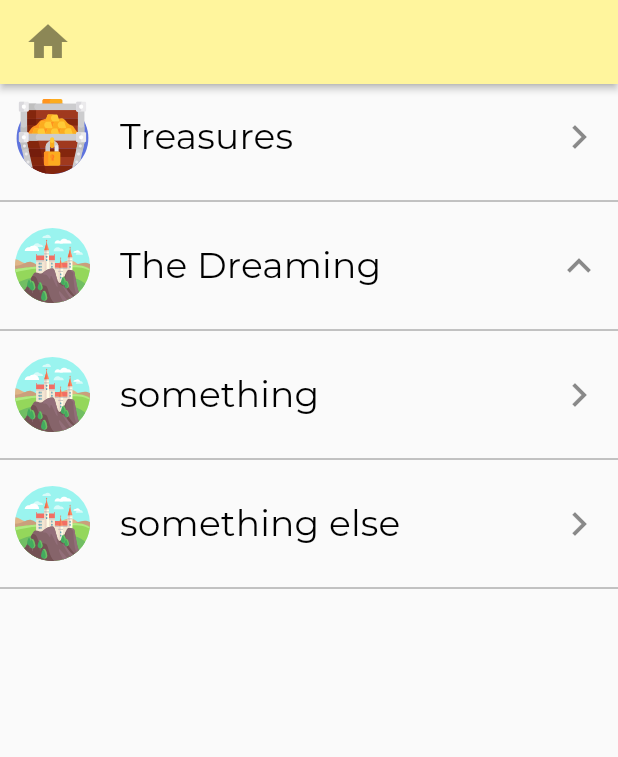
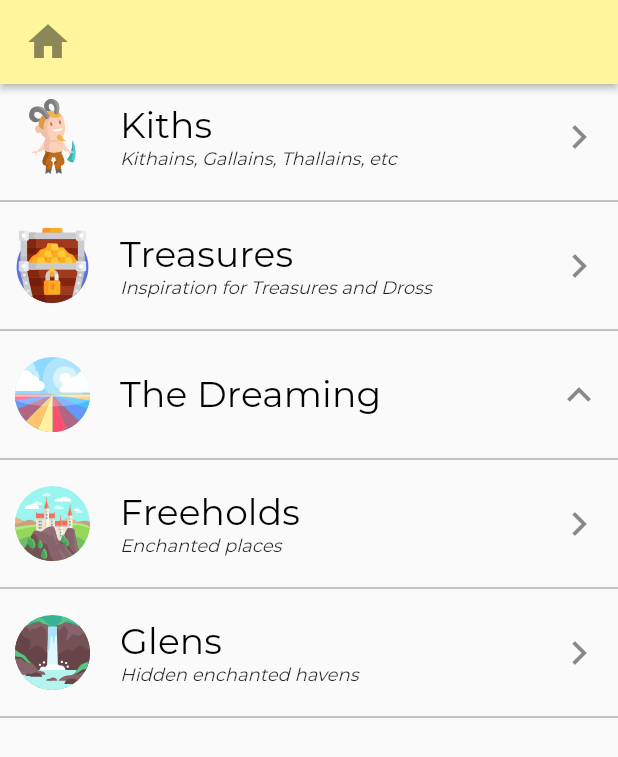
Before and after one commit to silver-path/flutter-mobile, a Flutter app: the screen it shows after launch, after a tap on "The Dreaming", on a phone screen of 412 x 824 dp. Shown: the top 757 px of the screen. Run offline on Flutter 3.47's test engine with Material 2 defaults, Android fonts, the phone set to English and light mode, and no system bars; our stand-ins replace flutter_svg; missing offline and left inert: flutter_advanced_networkimage; generated files the repository leaves out were written again.

Commit message:
:lipstick: Redesign app

```diff
--- a/lib/widget/app.dart
+++ b/lib/widget/app.dart
@@ -12,7 +12,7 @@ class App extends StatelessWidget {
           elevation: 2.0,
           color: Colors.yellow[200],
           iconTheme: IconThemeData(
-            color: Colors.black45
+            color: Colors.black45,
           ),
         ),
         iconTheme: IconThemeData(
@@ -21,11 +21,27 @@ class App extends StatelessWidget {
         ),
         fontFamily: 'Montserrat',
         textTheme: TextTheme(
-          headline: TextStyle(fontSize: 72.0, fontWeight: FontWeight.bold),
-          subhead: TextStyle(fontSize: 48.0, fontWeight: FontWeight.bold),
-          title: TextStyle(fontSize: 36.0),
-          subtitle: TextStyle(fontSize: 24.0),
-          body1: TextStyle(fontSize: 14.0),
+          headline: TextStyle(
+            fontSize: 72.0,
+            fontWeight: FontWeight.bold,
+          ),
+          subhead: TextStyle(
+            fontSize: 48.0,
+            fontWeight: FontWeight.bold,
+          ),
+          title: TextStyle(
+            fontSize: 36.0,
+          ),
+          subtitle: TextStyle(
+            fontSize: 24.0,
+          ),
+          body1: TextStyle(
+            fontSize: 14.0,
+          ),
+          body2: TextStyle(
+            fontSize: 12.0,
+            fontStyle: FontStyle.italic,
+          ),
         ),
       ),
       home: HomePage(),
--- a/lib/widget/home_list_items.dart
+++ b/lib/widget/home_list_expansion_tile.dart
@@ -1,14 +1,14 @@
 import 'package:flutter/material.dart';
-import 'home_list_item.dart';
+import 'home_list_tile.dart';
 
 const Duration _kExpand = Duration(milliseconds: 200);
 
-class CustomExpansionTile extends StatefulWidget {
-  const CustomExpansionTile({
+class HomeListExpansionTile extends StatefulWidget {
+  const HomeListExpansionTile({
     Key key,
     @required this.asset,
-    @required this.title,
     @required this.text,
+    this.description,
     this.onExpansionChanged,
     this.children = const <Widget>[],
     this.initiallyExpanded = false,
@@ -16,16 +16,16 @@ class CustomExpansionTile extends StatefulWidget {
         super(key: key);
   final String asset;
   final String text;
-  final Widget title;
+  final String description;
   final ValueChanged<bool> onExpansionChanged;
   final List<Widget> children;
   final bool initiallyExpanded;
 
   @override
-  _CustomExpansionTileState createState() => _CustomExpansionTileState();
+  _HomeListExpansionTileState createState() => _HomeListExpansionTileState();
 }
 
-class _CustomExpansionTileState extends State<CustomExpansionTile>
+class _HomeListExpansionTileState extends State<HomeListExpansionTile>
     with SingleTickerProviderStateMixin {
   static final Animatable<double> _easeInTween =
       CurveTween(curve: Curves.easeIn);
@@ -79,9 +79,10 @@ class _CustomExpansionTileState extends State<CustomExpansionTile>
     return Container(
       child: Column(
         children: <Widget>[
-          HomeListItem(
+          HomeListTile(
             asset: widget.asset,
             text: widget.text,
+            description: widget.description,
             icon: RotationTransition(
               turns: _iconTurns,
               child: const Icon(Icons.expand_more),
--- a/lib/widget/home_list_item.dart
+++ b/lib/widget/home_list_tile.dart
@@ -1,20 +1,41 @@
 import 'package:flutter/material.dart';
 import 'package:flutter_svg/flutter_svg.dart';
 
-class HomeListItem extends StatelessWidget {
+class HomeListTile extends StatelessWidget {
   final String asset;
   final String text;
+  final String description;
   final Widget icon;
   final Function onTap;
 
-  HomeListItem({
+  HomeListTile({
     @required this.asset,
     @required this.text,
+    this.description,
     this.icon,
     this.onTap,
   });
 
-  Animation<double> _iconTurns;
+  Widget buildText(BuildContext context) {
+    if (description == null)
+      return Text(
+        text,
+        style: Theme.of(context).textTheme.subtitle,
+      );
+    return Column(
+      crossAxisAlignment: CrossAxisAlignment.start,
+      children: <Widget>[
+        Text(
+          text,
+          style: Theme.of(context).textTheme.subtitle,
+        ),
+        Text(
+          description,
+          style: Theme.of(context).textTheme.body2,
+        ),
+      ],
+    );
+  }
 
   @override
   Widget build(BuildContext context) {
@@ -32,10 +53,7 @@ class HomeListItem extends StatelessWidget {
                 width: 50.0,
               ),
             ),
-            Text(
-              text,
-              style: Theme.of(context).textTheme.subtitle,
-            ),
+            buildText(context),
             Spacer(),
             icon ?? Icon(Icons.chevron_right),
           ],
--- a/lib/widget/home_page.dart
+++ b/lib/widget/home_page.dart
@@ -1,7 +1,7 @@
 import 'package:flutter/material.dart';
 import 'package:flutter_svg/flutter_svg.dart';
-import 'home_list_item.dart';
-import 'home_list_items.dart';
+import 'home_list_tile.dart';
+import 'home_list_expansion_tile.dart';
 
 class HomePage extends StatefulWidget {
   @override
@@ -18,32 +18,44 @@ class HomePageState extends State<HomePage> {
       body: ListView(
         scrollDirection: Axis.vertical,
         children: <Widget>[
-          HomeListItem(
+          HomeListTile(
+            asset: 'assets/kith.svg',
+            text: 'Kiths',
+            description: 'Kithains, Gallains, Thallains, etc',
+            onTap: () {
+              print('kith pressed');
+            },
+          ),
+          Divider(),
+          HomeListTile(
             asset: 'assets/treasure.svg',
             text: 'Treasures',
+            description: 'Inspiration for Treasures and Dross',
             onTap: () {
               print('treasure pressed');
             },
           ),
           Divider(),
-          CustomExpansionTile(
+          HomeListExpansionTile(
             asset: 'assets/dreaming.svg',
             text: 'The Dreaming',
             children: <Widget>[
               Divider(),
-              HomeListItem(
-                asset: 'assets/dreaming.svg',
-                text: 'something',
+              HomeListTile(
+                asset: 'assets/freehold.svg',
+                text: 'Freeholds',
+                description: 'Enchanted places',
                 onTap: () {
-                  print('something pressed');
+                  print('freehold pressed');
                 },
               ),
               Divider(),
-              HomeListItem(
-                asset: 'assets/dreaming.svg',
-                text: 'something else',
+              HomeListTile(
+                asset: 'assets/glen.svg',
+                text: 'Glens',
+                description: 'Hidden enchanted havens',
                 onTap: () {
-                  print('something else pressed');
+                  print('glen pressed');
                 },
               ),
             ],
```
Also changed, not shown: assets/dreaming.svg, assets/freehold.svg (added), assets/glen.svg (added), assets/kith.svg (added).
